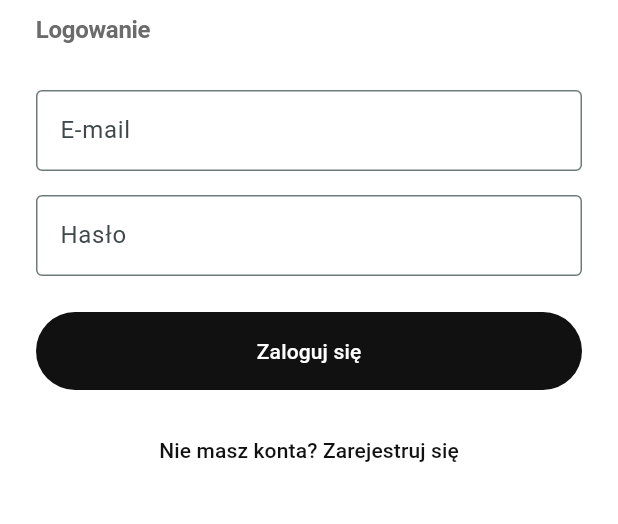
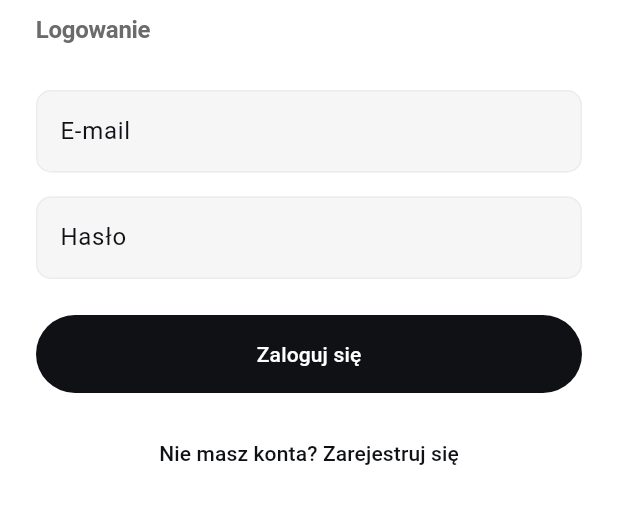
Before and after one commit to korki88/sellektywni-public, a Flutter app: the AuthShell screen opened directly, on a phone screen of 412 x 824 dp, the part 90-614 px from its top. Run offline on Flutter 3.47's test engine with Material 3 defaults, Android fonts, the phone set to English and light mode, and no system bars; our stand-ins replace firebase_core, firebase_messaging, shared_preferences, supabase_flutter; missing offline and left inert: dart:html, flutter_overlay_window; accounts and stored records are empty; network calls fail.

Commit message:
feat(ui): premium minimal design system, animated Sellektywni splash, figma handoff pack
Made-with: Cursor

```diff
--- a/mobile/lib/app.dart
+++ b/mobile/lib/app.dart
@@ -6,10 +6,27 @@ import 'main_store.dart';
 import 'providers/app_navigation.dart';
 import 'providers/auth_session.dart';
 import 'theme/app_theme.dart';
+import 'widgets/brand_splash_screen.dart';
 import 'widgets/supabase_auth_sync.dart';
 
-class SellektywniApp extends StatelessWidget {
+class SellektywniApp extends StatefulWidget {
   const SellektywniApp({super.key});
+
+  @override
+  State<SellektywniApp> createState() => _SellektywniAppState();
+}
+
+class _SellektywniAppState extends State<SellektywniApp> {
+  bool _splashDone = false;
+
+  @override
+  void initState() {
+    super.initState();
+    Future<void>.delayed(const Duration(milliseconds: 1700), () {
+      if (!mounted) return;
+      setState(() => _splashDone = true);
+    });
+  }
 
   @override
   Widget build(BuildContext context) {
@@ -17,13 +34,13 @@ class SellektywniApp extends StatelessWidget {
       title: 'SELLEKTYWNI',
       debugShowCheckedModeBanner: false,
       theme: AppTheme.light,
-      home: SupabaseAuthSync(
+      home: !_splashDone
+          ? const BrandSplashScreen()
+          : SupabaseAuthSync(
               child: Consumer2<AuthSession, AppNavigation>(
                 builder: (context, auth, nav, _) {
                   if (!auth.isReady) {
-              return const Scaffold(
-                body: Center(child: CircularProgressIndicator()),
-              );
+                    return const BrandSplashScreen();
                   }
                   if (auth.isAuthenticated &&
                       auth.isAdminDashboardRole &&
--- a/mobile/lib/theme/app_theme.dart
+++ b/mobile/lib/theme/app_theme.dart
@@ -1,26 +1,23 @@
 import 'package:flutter/material.dart';
 
-/// Minimalistyczny motyw: dużo bieli, czarny akcent, Material 3.
+import 'design_tokens.dart';
+
+/// Styl inspirowany nowoczesnymi platformami e-commerce: czysto, jasno, spokojnie.
 final class AppTheme {
   AppTheme._();
-  static const Color _ink = Color(0xFF111111);
-  static const Color _muted = Color(0xFF6B6B6B);
-  static const Color _surface = Color(0xFFFFFFFF);
-  static const Color _subtleFill = Color(0xFFF4F4F4);
 
   static ThemeData get light {
     final base = ThemeData(
       useMaterial3: true,
       brightness: Brightness.light,
-      scaffoldBackgroundColor: _surface,
-      colorScheme: ColorScheme.fromSeed(
-        seedColor: _ink,
-        brightness: Brightness.light,
-        surface: _surface,
-        onSurface: _ink,
-        primary: _ink,
-        onPrimary: _surface,
-        secondary: _muted,
+      scaffoldBackgroundColor: DesignTokens.white,
+      colorScheme: const ColorScheme.light(
+        primary: DesignTokens.ink,
+        onPrimary: DesignTokens.white,
+        secondary: DesignTokens.accent,
+        surface: DesignTokens.white,
+        onSurface: DesignTokens.ink,
+        outline: DesignTokens.line,
       ),
     );
 
@@ -29,55 +26,102 @@ final class AppTheme {
         elevation: 0,
         scrolledUnderElevation: 0,
         centerTitle: false,
-        backgroundColor: _surface,
-        foregroundColor: _ink,
+        backgroundColor: DesignTokens.white,
+        foregroundColor: DesignTokens.ink,
         titleTextStyle: TextStyle(
-          fontSize: 22,
+          fontSize: 24,
           fontWeight: FontWeight.w600,
           letterSpacing: -0.3,
-          color: _ink,
+          color: DesignTokens.ink,
         ),
       ),
+      cardTheme: CardThemeData(
+        color: DesignTokens.white,
+        elevation: 0,
+        shape: RoundedRectangleBorder(
+          borderRadius: BorderRadius.circular(DesignTokens.radiusMd),
+          side: const BorderSide(color: DesignTokens.line),
+        ),
+        margin: EdgeInsets.zero,
+      ),
+      inputDecorationTheme: InputDecorationTheme(
+        filled: true,
+        fillColor: DesignTokens.subtleFill,
+        border: OutlineInputBorder(
+          borderRadius: BorderRadius.circular(DesignTokens.radiusSm),
+          borderSide: const BorderSide(color: DesignTokens.line),
+        ),
+        enabledBorder: OutlineInputBorder(
+          borderRadius: BorderRadius.circular(DesignTokens.radiusSm),
+          borderSide: const BorderSide(color: DesignTokens.line),
+        ),
+        focusedBorder: OutlineInputBorder(
+          borderRadius: BorderRadius.circular(DesignTokens.radiusSm),
+          borderSide: const BorderSide(color: DesignTokens.accent, width: 1.1),
+        ),
+      ),
+      dividerTheme: const DividerThemeData(color: DesignTokens.line, thickness: 1),
       navigationBarTheme: NavigationBarThemeData(
-        backgroundColor: _surface,
-        indicatorColor: _subtleFill,
-        labelTextStyle: WidgetStateProperty.resolveWith((s) {
-          final selected = s.contains(WidgetState.selected);
+        backgroundColor: DesignTokens.white,
+        indicatorColor: DesignTokens.subtleFill,
+        iconTheme: WidgetStateProperty.resolveWith((states) {
+          final selected = states.contains(WidgetState.selected);
+          return IconThemeData(
+            size: 24,
+            color: selected ? DesignTokens.ink : DesignTokens.mutedText,
+          );
+        }),
+        labelTextStyle: WidgetStateProperty.resolveWith((states) {
+          final selected = states.contains(WidgetState.selected);
           return TextStyle(
             fontSize: 12,
             fontWeight: selected ? FontWeight.w600 : FontWeight.w500,
-            color: selected ? _ink : _muted,
+            color: selected ? DesignTokens.ink : DesignTokens.mutedText,
           );
-        }),
-        iconTheme: WidgetStateProperty.resolveWith((s) {
-          final selected = s.contains(WidgetState.selected);
-          return IconThemeData(color: selected ? _ink : _muted, size: 24);
         }),
       ),
       chipTheme: ChipThemeData(
-        backgroundColor: _subtleFill,
-        selectedColor: _ink,
-        disabledColor: _subtleFill,
-        labelStyle: const TextStyle(fontWeight: FontWeight.w500, fontSize: 13),
-        secondaryLabelStyle: const TextStyle(fontWeight: FontWeight.w500, fontSize: 13),
-        padding: const EdgeInsets.symmetric(horizontal: 12, vertical: 0),
-        shape: RoundedRectangleBorder(borderRadius: BorderRadius.circular(999)),
+        backgroundColor: DesignTokens.subtleFill,
+        selectedColor: DesignTokens.ink,
+        disabledColor: DesignTokens.subtleFill,
         side: BorderSide.none,
+        shape: RoundedRectangleBorder(
+          borderRadius: BorderRadius.circular(999),
+        ),
+        labelStyle: const TextStyle(fontSize: 13, fontWeight: FontWeight.w500),
       ),
-      cardTheme: CardThemeData(
-        color: _surface,
-        elevation: 0,
-        shape: RoundedRectangleBorder(borderRadius: BorderRadius.circular(20)),
-        margin: EdgeInsets.zero,
-      ),
-      dividerTheme: const DividerThemeData(color: Color(0xFFEEEEEE), thickness: 1),
       textTheme: base.textTheme.copyWith(
-        bodyLarge: base.textTheme.bodyLarge?.copyWith(color: _ink, height: 1.35),
-        bodyMedium: base.textTheme.bodyMedium?.copyWith(color: _ink, height: 1.35),
+        displayLarge: base.textTheme.displayLarge?.copyWith(
+          color: DesignTokens.ink,
+          fontWeight: FontWeight.w600,
+          letterSpacing: -1.2,
+        ),
+        headlineSmall: base.textTheme.headlineSmall?.copyWith(
+          color: DesignTokens.ink,
+          fontWeight: FontWeight.w600,
+          letterSpacing: -0.6,
+        ),
+        titleLarge: base.textTheme.titleLarge?.copyWith(
+          color: DesignTokens.ink,
+          fontWeight: FontWeight.w600,
+          letterSpacing: -0.4,
+        ),
         titleMedium: base.textTheme.titleMedium?.copyWith(
-          color: _ink,
+          color: DesignTokens.ink,
           fontWeight: FontWeight.w600,
           letterSpacing: -0.2,
+        ),
+        bodyLarge: base.textTheme.bodyLarge?.copyWith(
+          color: DesignTokens.ink,
+          height: 1.45,
+        ),
+        bodyMedium: base.textTheme.bodyMedium?.copyWith(
+          color: DesignTokens.ink,
+          height: 1.45,
+        ),
+        bodySmall: base.textTheme.bodySmall?.copyWith(
+          color: DesignTokens.mutedText,
+          height: 1.35,
         ),
       ),
     );
--- /dev/null
+++ b/mobile/lib/theme/design_tokens.dart
@@ -0,0 +1,25 @@
+import 'package:flutter/material.dart';
+
+final class DesignTokens {
+  DesignTokens._();
+
+  static const Color white = Color(0xFFFFFFFF);
+  static const Color ink = Color(0xFF0F1115);
+  static const Color accent = Color(0xFFB89C6A);
+  static const Color subtleFill = Color(0xFFF6F6F7);
+  static const Color line = Color(0xFFEAECEE);
+  static const Color mutedText = Color(0xFF69707D);
+
+  static const double radiusSm = 10;
+  static const double radiusMd = 16;
+  static const double radiusLg = 24;
+
+  static const double space2 = 8;
+  static const double space3 = 12;
+  static const double space4 = 16;
+  static const double space5 = 20;
+  static const double space6 = 24;
+
+  static const Duration quickAnim = Duration(milliseconds: 220);
+  static const Duration splashAnim = Duration(milliseconds: 1400);
+}
```
Also changed, not shown: design/figma-handoff/tokens/sellektywni.tokens.json (added, +43 -0 lines), mobile/lib/widgets/brand_logo.dart (added, +106 -0 lines), mobile/lib/widgets/brand_splash_screen.dart (added, +47 -0 lines), design/figma-handoff/assets/sellektywni-logo-horizontal.svg (added), design/figma-handoff/assets/sellektywni-logo-mark.svg (added), 6 other files. Lines whose indentation alone changed are shown as unchanged.
